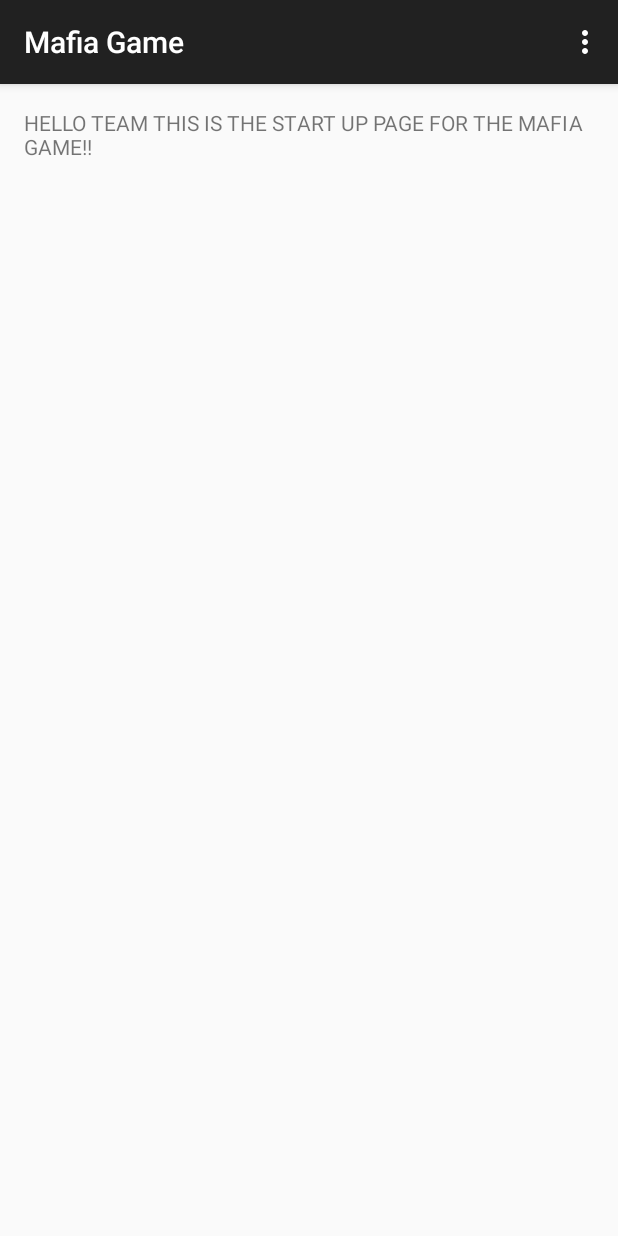
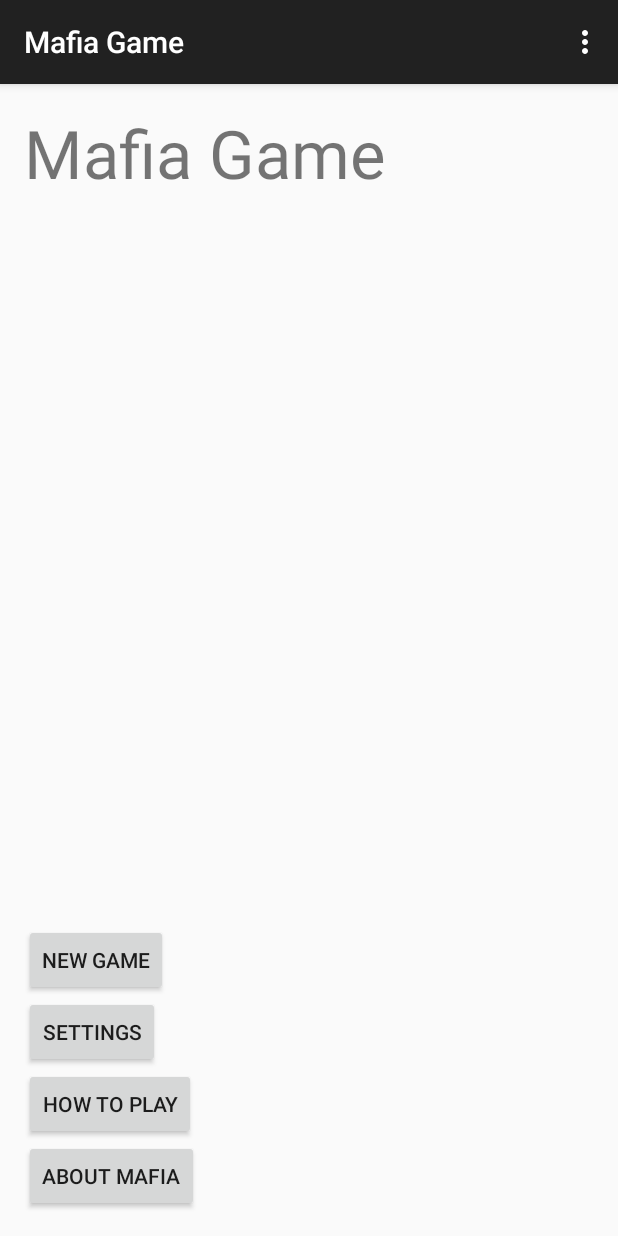
Before and after one commit to soorinpark/mafiagame, an Android app: the screen it shows after launch (MainActivity), on a phone screen of 412 x 824 dp. Run offline under Robolectric (Android 15) with nearby library versions, the phone set to English and light mode, and no system bars.

Commit message:
added some buttons

```diff
--- a/app/src/main/res/layout/activity_main.xml
+++ b/app/src/main/res/layout/activity_main.xml
@@ -1,5 +1,5 @@
 <?xml version="1.0" encoding="utf-8"?>
-<RelativeLayout xmlns:android="http://schemas.android.com/apk/res/android"
+<GridLayout xmlns:android="http://schemas.android.com/apk/res/android"
     xmlns:tools="http://schemas.android.com/tools"
     android:layout_width="match_parent"
     android:layout_height="match_parent"
@@ -7,10 +7,53 @@
     android:paddingLeft="@dimen/activity_horizontal_margin"
     android:paddingRight="@dimen/activity_horizontal_margin"
     android:paddingTop="@dimen/activity_vertical_margin"
+    android:rowCount="6"
+    android:columnCount="1"
     tools:context="com.mafiagame.csci3308.mafiagame.MainActivity">
 
     <TextView
         android:layout_width="wrap_content"
         android:layout_height="wrap_content"
-        android:text="HELLO TEAM THIS IS THE START UP PAGE FOR THE MAFIA GAME!!" />
-</RelativeLayout>
+        android:text="Mafia Game"
+        android:id="@+id/textView"
+        android:layout_centerHorizontal="true"
+        android:textSize="20pt"
+        android:layout_row="1"/>
+
+    <Button
+        android:layout_width="wrap_content"
+        android:layout_height="wrap_content"
+        android:text="New Game"
+        android:id="@+id/button"
+        android:layout_below="@+id/textView"
+        android:layout_centerHorizontal="true"
+        android:layout_row="2"/>
+
+    <Button
+        android:layout_width="wrap_content"
+        android:layout_height="wrap_content"
+        android:text="Settings"
+        android:id="@+id/button2"
+        android:layout_centerHorizontal="true"
+        android:layout_below="@+id/button"
+        android:layout_row="3"/>
+
+    <Button
+        android:layout_width="wrap_content"
+        android:layout_height="wrap_content"
+        android:text="How to Play"
+        android:id="@+id/button3"
+        android:layout_centerHorizontal="true"
+        android:layout_below="@+id/button3"
+        android:layout_row="4"/>
+
+    <Button
+        android:layout_width="wrap_content"
+        android:layout_height="wrap_content"
+        android:text="About Mafia"
+        android:layout_below="@+id/button4"
+        android:id="@+id/button4"
+        android:layout_centerHorizontal="true"
+        android:layout_row="5"/>
+
+</GridLayout>
```
